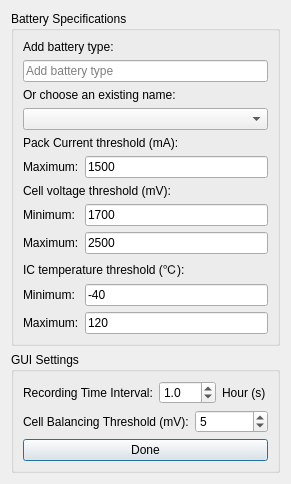
This is UI/initDialog.ui in Zyuangeorge/Third_year_project as Qt 5 draws it before an edit. The edited form follows.
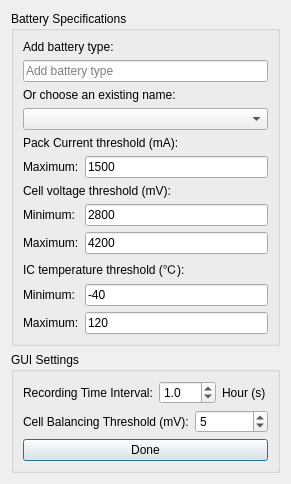
This is the edited form.

What changed in the file:
```diff
--- a/UI/initDialog.ui
+++ b/UI/initDialog.ui
@@ -127,7 +127,7 @@
            <set>Qt::ImhDigitsOnly</set>
           </property>
           <property name="text">
-           <string>1700</string>
+           <string>2800</string>
           </property>
           <property name="placeholderText">
            <string>Default value 1700mV</string>
@@ -150,7 +150,7 @@
            <set>Qt::ImhDigitsOnly</set>
           </property>
           <property name="text">
-           <string>2500</string>
+           <string>4200</string>
           </property>
           <property name="placeholderText">
            <string>Default value 2500mV</string>
```
